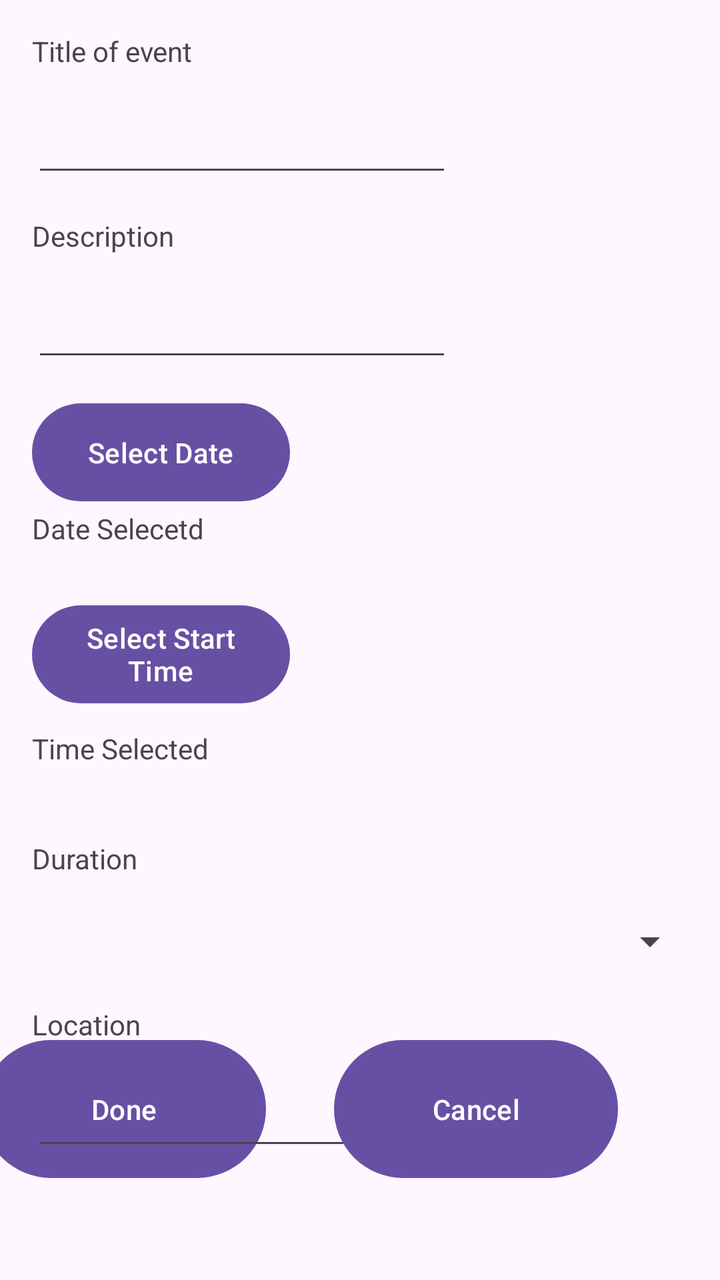
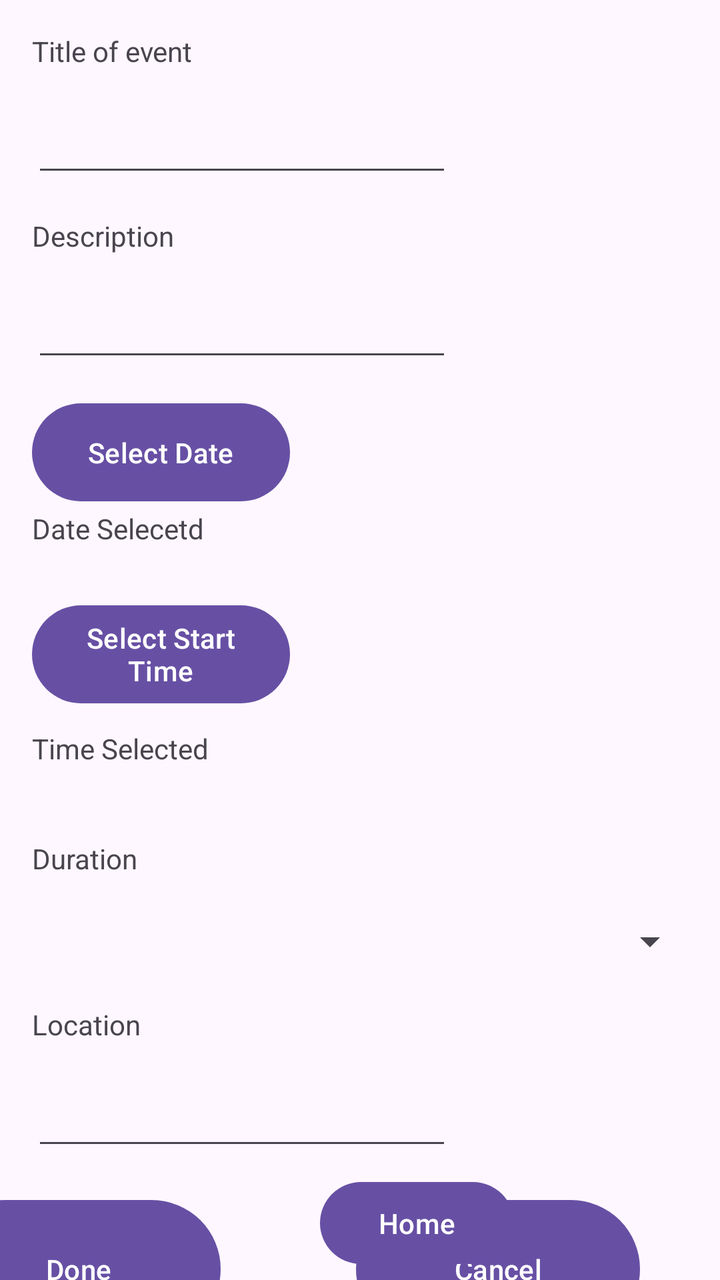

An Android layout rendered at two revisions. The XML below is the earlier revision; the diff shows what the commit changed to produce the second picture.
<!-- AndroidManifest.xml: application theme Theme.AppInterface1 -->
<!-- res/layout/activity_set_reminders.xml -->
<?xml version="1.0" encoding="utf-8"?>
<androidx.constraintlayout.widget.ConstraintLayout xmlns:android="http://schemas.android.com/apk/res/android"
    xmlns:app="http://schemas.android.com/apk/res-auto"
    xmlns:tools="http://schemas.android.com/tools"
    android:id="@+id/main"
    android:layout_width="match_parent"
    android:layout_height="match_parent"
    tools:context=".setReminders">

  <Button
      android:id="@+id/btnDone"
      android:layout_width="142dp"
      android:layout_height="77dp"
      android:layout_marginStart="16dp"
      android:layout_marginEnd="60dp"
      android:layout_marginBottom="47dp"
      android:onClick="done"
      android:text="Done"
      app:layout_constraintBottom_toBottomOf="parent"
      app:layout_constraintEnd_toStartOf="@+id/btnCancel"
      app:layout_constraintStart_toStartOf="parent" />

  <EditText
      android:id="@+id/uiDescription"
      android:layout_width="wrap_content"
      android:layout_height="wrap_content"
      android:layout_marginStart="16dp"
      android:ems="10"
      app:layout_constraintStart_toStartOf="parent"
      app:layout_constraintTop_toBottomOf="@+id/textDescription" />

  <EditText
      android:id="@+id/uiTitle"
      android:layout_width="wrap_content"
      android:layout_height="wrap_content"
      android:layout_marginStart="16dp"
      android:ems="10"
      app:layout_constraintStart_toStartOf="parent"
      app:layout_constraintTop_toBottomOf="@+id/textTitle" />

  <EditText
      android:id="@+id/uiLocation"
      android:layout_width="wrap_content"
      android:layout_height="wrap_content"
      android:layout_marginStart="16dp"
      android:ems="10"
      app:layout_constraintStart_toStartOf="parent"
      app:layout_constraintTop_toBottomOf="@+id/textLocation" />

  <TextView
      android:id="@+id/textDescription"
      android:layout_width="218dp"
      android:layout_height="36dp"
      android:layout_marginStart="16dp"
      android:layout_marginTop="15dp"
      android:text="Description"
      app:layout_constraintStart_toStartOf="parent"
      app:layout_constraintTop_toBottomOf="@+id/uiTitle" />

  <TextView
      android:id="@+id/textTitle"
      android:layout_width="218dp"
      android:layout_height="36dp"
      android:layout_marginStart="16dp"
      android:layout_marginTop="16dp"
      android:text="Title of event"
      app:layout_constraintStart_toStartOf="parent"
      app:layout_constraintTop_toTopOf="parent" />

  <TextView
      android:id="@+id/textDateSelected"
      android:layout_width="218dp"
      android:layout_height="36dp"
      android:layout_marginStart="16dp"
      android:text="Date Selecetd"
      app:layout_constraintStart_toStartOf="parent"
      app:layout_constraintTop_toBottomOf="@+id/uiSelectDate" />

  <TextView
      android:id="@+id/textTimeStartSelected"
      android:layout_width="160dp"
      android:layout_height="36dp"
      android:layout_marginStart="16dp"
      android:layout_marginTop="9dp"
      android:text="Time Selected"
      app:layout_constraintStart_toStartOf="parent"
      app:layout_constraintTop_toBottomOf="@+id/uiSelectStartTime" />

  <TextView
      android:id="@+id/textLocation"
      android:layout_width="218dp"
      android:layout_height="36dp"
      android:layout_marginStart="16dp"
      android:layout_marginTop="19dp"
      android:text="Location"
      app:layout_constraintStart_toStartOf="parent"
      app:layout_constraintTop_toBottomOf="@+id/dropdownDuration" />

  <TextView
      android:id="@+id/textDuration"
      android:layout_width="106dp"
      android:layout_height="29dp"
      android:layout_marginStart="16dp"
      android:layout_marginTop="19dp"
      android:text="Duration"
      app:layout_constraintStart_toStartOf="parent"
      app:layout_constraintTop_toBottomOf="@+id/textTimeStartSelected" />

  <Spinner
      android:id="@+id/dropdownDuration"
      android:layout_width="333dp"
      android:layout_height="26dp"
      android:layout_marginStart="16dp"
      android:layout_marginTop="9dp"
      android:spinnerMode="dropdown"
      app:layout_constraintStart_toStartOf="parent"
      app:layout_constraintTop_toBottomOf="@+id/textDuration" />

  <Button
      android:id="@+id/btnCancel"
      android:layout_width="142dp"
      android:layout_height="77dp"
      android:layout_marginEnd="51dp"
      android:layout_marginBottom="47dp"
      android:onClick="cancel"
      android:text="Cancel"
      app:layout_constraintBottom_toBottomOf="parent"
      app:layout_constraintEnd_toEndOf="parent" />

  <Button
      android:id="@+id/uiSelectDate"
      android:layout_width="129dp"
      android:layout_height="57dp"
      android:layout_marginStart="16dp"
      android:layout_marginTop="12dp"
      android:onClick="selectDate"
      android:text="Select Date"
      app:layout_constraintStart_toStartOf="parent"
      app:layout_constraintTop_toBottomOf="@+id/uiDescription" />

  <Button
      android:id="@+id/uiSelectStartTime"
      android:layout_width="129dp"
      android:layout_height="57dp"
      android:layout_marginStart="16dp"
      android:layout_marginTop="8dp"
      android:onClick="selectStartTime"
      android:text="Select Start Time"
      app:layout_constraintStart_toStartOf="parent"
      app:layout_constraintTop_toBottomOf="@+id/textDateSelected" />

</androidx.constraintlayout.widget.ConstraintLayout>
<!-- resources referenced by this layout -->
<resources>
  <style name="Theme.AppInterface1" parent="Base.Theme.AppInterface1" />
  <style name="Base.Theme.AppInterface1" parent="Theme.Material3.DayNight.NoActionBar">
          
          
      </style>
</resources>

<!-- the commit's change to res/layout/activity_set_reminders.xml (unified diff, before → after) -->
@@ -11,14 +11,12 @@
       android:id="@+id/btnDone"
       android:layout_width="142dp"
       android:layout_height="77dp"
-      android:layout_marginStart="16dp"
-      android:layout_marginEnd="60dp"
-      android:layout_marginBottom="47dp"
+      android:layout_marginTop="16dp"
+      android:layout_marginEnd="68dp"
       android:onClick="done"
       android:text="Done"
-      app:layout_constraintBottom_toBottomOf="parent"
       app:layout_constraintEnd_toStartOf="@+id/btnCancel"
-      app:layout_constraintStart_toStartOf="parent" />
+      app:layout_constraintTop_toBottomOf="@+id/uiLocation" />
 
   <EditText
       android:id="@+id/uiDescription"
@@ -120,12 +118,12 @@
       android:id="@+id/btnCancel"
       android:layout_width="142dp"
       android:layout_height="77dp"
-      android:layout_marginEnd="51dp"
-      android:layout_marginBottom="47dp"
+      android:layout_marginTop="16dp"
+      android:layout_marginEnd="40dp"
       android:onClick="cancel"
       android:text="Cancel"
-      app:layout_constraintBottom_toBottomOf="parent"
-      app:layout_constraintEnd_toEndOf="parent" />
+      app:layout_constraintEnd_toEndOf="parent"
+      app:layout_constraintTop_toBottomOf="@+id/uiLocation" />
 
   <Button
       android:id="@+id/uiSelectDate"
@@ -149,4 +147,18 @@
       app:layout_constraintStart_toStartOf="parent"
       app:layout_constraintTop_toBottomOf="@+id/textDateSelected" />
 
+  <Button
+      android:id="@+id/uiHome"
+      android:layout_width="97dp"
+      android:layout_height="49dp"
+      android:layout_marginStart="160dp"
+      android:layout_marginEnd="154dp"
+      android:layout_marginBottom="4dp"
+      android:onClick="home"
+      android:text="Home"
+      app:layout_constraintBottom_toBottomOf="parent"
+      app:layout_constraintEnd_toEndOf="parent"
+      app:layout_constraintHorizontal_bias="0.0"
+      app:layout_constraintStart_toStartOf="parent" />
+
 </androidx.constraintlayout.widget.ConstraintLayout>
